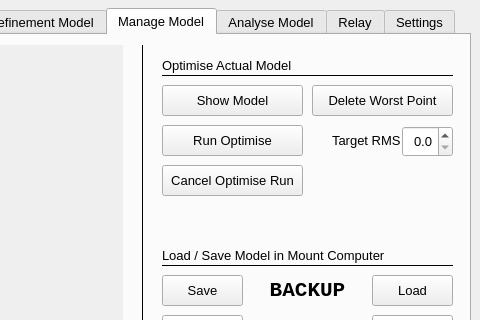
The window that mountwizzard/gui/wizzard_main_ui.ui (sayitfast/MountWizzard3) describes before a commit, drawn with Qt 5; both pictures show x 310 to 790 and y 112 to 432 of the 790 by 639 pixel window.
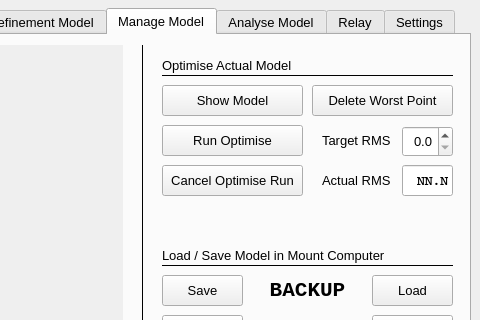
The same window after the commit. Custom widgets are drawn as their Qt base class.

Commit message: bugfix download alignment model

```diff
--- a/mountwizzard/gui/wizzard_main_ui.ui
+++ b/mountwizzard/gui/wizzard_main_ui.ui
@@ -6183,7 +6183,7 @@
     <widget class="QLabel" name="label_37">
      <property name="geometry">
       <rect>
-       <x>630</x>
+       <x>620</x>
        <y>90</y>
        <width>71</width>
        <height>31</height>
@@ -6704,6 +6704,66 @@
       <string>Cancel Optimise Run</string>
      </property>
     </widget>
+    <widget class="QLineEdit" name="le_alignErrorRMS2">
+     <property name="geometry">
+      <rect>
+       <x>700</x>
+       <y>130</y>
+       <width>51</width>
+       <height>31</height>
+      </rect>
+     </property>
+     <property name="font">
+      <font>
+       <family>Courier</family>
+       <pointsize>10</pointsize>
+       <weight>75</weight>
+       <bold>true</bold>
+      </font>
+     </property>
+     <property name="mouseTracking">
+      <bool>false</bool>
+     </property>
+     <property name="focusPolicy">
+      <enum>Qt::NoFocus</enum>
+     </property>
+     <property name="acceptDrops">
+      <bool>false</bool>
+     </property>
+     <property name="toolTip">
+      <string>&lt;html&gt;&lt;head/&gt;&lt;body&gt;&lt;p&gt;Actual RMS Error in arc sec&lt;/p&gt;&lt;p&gt;&lt;br/&gt;&lt;/p&gt;&lt;/body&gt;&lt;/html&gt;</string>
+     </property>
+     <property name="layoutDirection">
+      <enum>Qt::RightToLeft</enum>
+     </property>
+     <property name="text">
+      <string>NN.N</string>
+     </property>
+     <property name="alignment">
+      <set>Qt::AlignRight|Qt::AlignTrailing|Qt::AlignVCenter</set>
+     </property>
+     <property name="readOnly">
+      <bool>true</bool>
+     </property>
+    </widget>
+    <widget class="QLabel" name="label_75">
+     <property name="geometry">
+      <rect>
+       <x>620</x>
+       <y>130</y>
+       <width>71</width>
+       <height>31</height>
+      </rect>
+     </property>
+     <property name="font">
+      <font>
+       <pointsize>10</pointsize>
+      </font>
+     </property>
+     <property name="text">
+      <string>Actual RMS</string>
+     </property>
+    </widget>
    </widget>
    <widget class="QWidget" name="tab_5">
     <attribute name="title">
```
The commit also changes 3 other files.
